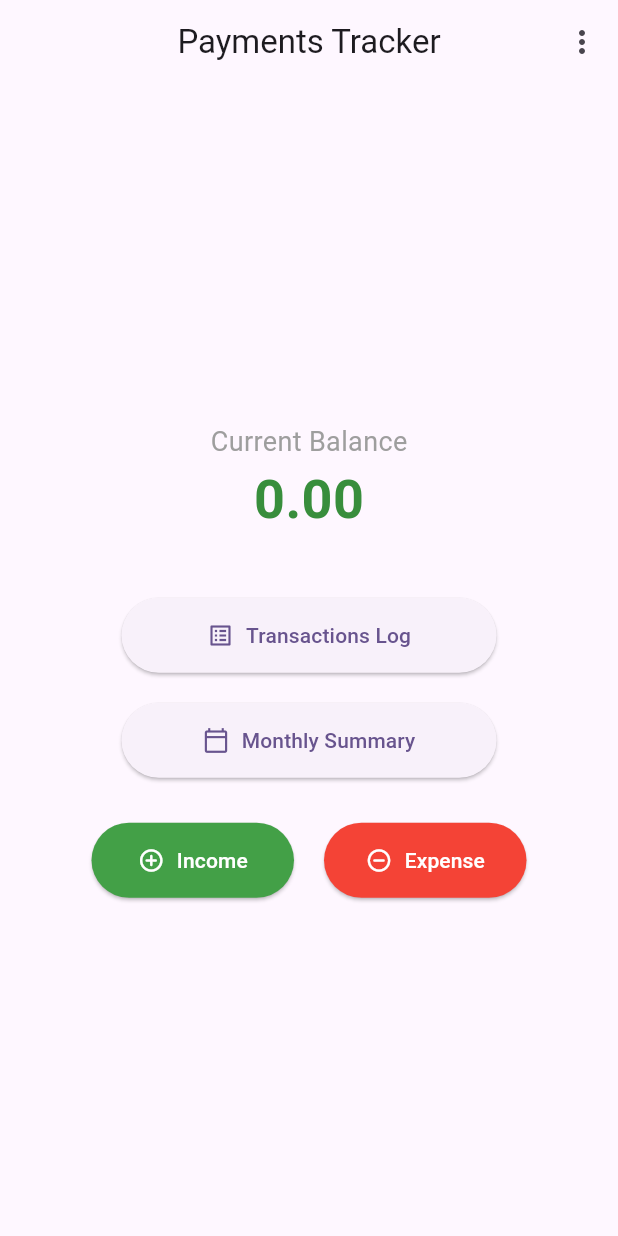
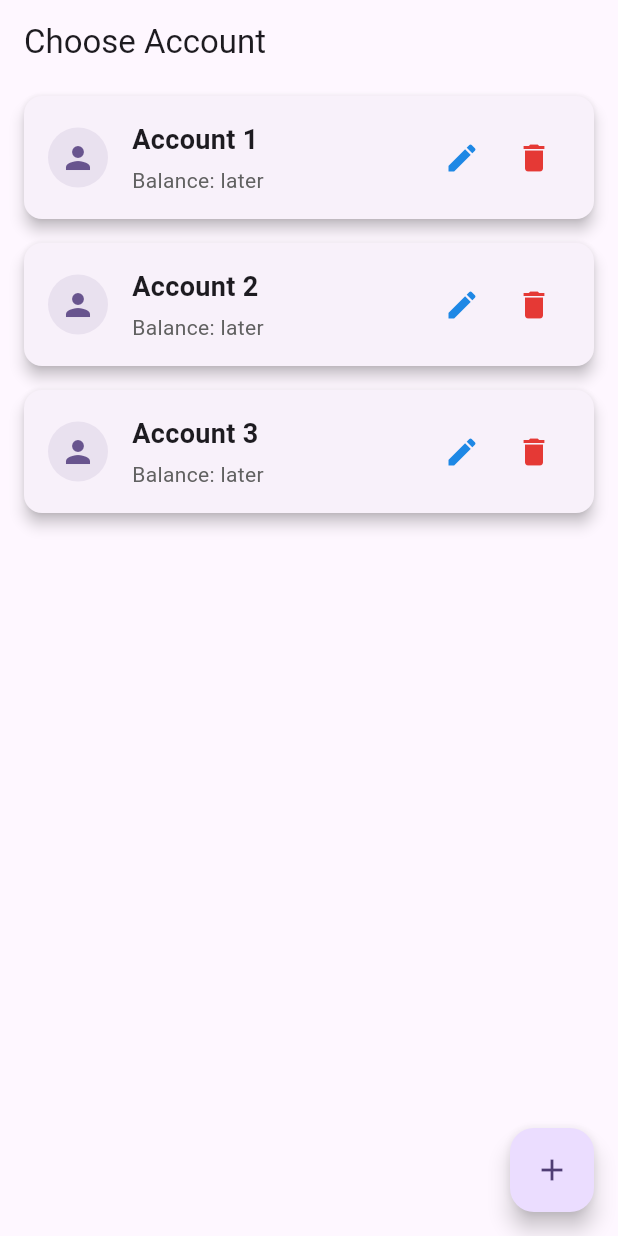
Before and after one commit to Omemo7/Payments-Tracker, a Flutter app: the screen it shows after launch, on a phone screen of 412 x 824 dp. Run offline on Flutter 3.47's test engine with Material 3 defaults, Android fonts, the phone set to English and light mode, and no system bars; our stand-ins replace sqflite; accounts and stored records are empty.

Commit message:
choose account screen with account card

```diff
--- a/lib/main.dart
+++ b/lib/main.dart
@@ -1,6 +1,7 @@
 import 'package:flutter/material.dart';
 import 'package:payments_tracker_flutter/screens/main_screen.dart';
 import 'database/database_helper.dart';
+import 'package:payments_tracker_flutter/screens/choose_account_screen.dart';
 void main() async {
   WidgetsFlutterBinding.ensureInitialized();
 
@@ -20,7 +21,7 @@ class MyApp extends StatelessWidget {
 
         colorScheme: ColorScheme.fromSeed(seedColor: Colors.deepPurple),
       ),
-      home: const MainScreen(),
+      home: const ChooseAccountScreen(),
     );
   }
 }
--- /dev/null
+++ b/lib/screens/choose_account_screen.dart
@@ -0,0 +1,133 @@
+import 'package:flutter/material.dart';
+import 'package:payments_tracker_flutter/global_variables/chosen_account.dart';
+import 'package:payments_tracker_flutter/models/account_model.dart';
+import 'package:payments_tracker_flutter/widgets/account_card.dart';
+// TODO: Import your database helper here
+// import 'package:payments_tracker_flutter/database/database_helper.dart';
+
+class ChooseAccountScreen extends StatefulWidget {
+  const ChooseAccountScreen({Key? key}) : super(key: key);
+
+  @override
+  State<ChooseAccountScreen> createState() => _ChooseAccountScreenState();
+}
+
+class _ChooseAccountScreenState extends State<ChooseAccountScreen> {
+  // TODO: Replace this with actual data from your database
+  final List<AccountModel> _accounts = [
+    AccountModel(id: 1, name: 'Account 1'), // Assuming balance is part of your model
+    AccountModel(id: 2, name: 'Account 2'),
+    AccountModel(id: 3, name: 'Account 3'),
+  ];
+
+  // final DatabaseHelper _dbHelper = DatabaseHelper(); // TODO: Initialize your database helper
+  final TextEditingController _accountNameController = TextEditingController();
+
+  @override
+  void initState() {
+    super.initState();
+    // _loadAccounts(); // TODO: Load accounts from database
+  }
+
+  // Future<void> _loadAccounts() async {
+  //   // TODO: Fetch accounts from your database and update the state
+  //   // final accounts = await _dbHelper.getAllAccounts();
+  //   // setState(() {
+  //   //   _accounts = accounts;
+  //   // });
+  // }
+
+  void _onAccountTap(AccountModel account) {
+    ChosenAccount().account = account;
+    // TODO: Navigate to the desired screen after choosing an account
+    Navigator.pop(context);
+  }
+
+  Future<void> _showAddAccountDialog() async {
+    _accountNameController.clear(); // Clear previous input
+    return showDialog<void>(
+      context: context,
+      barrierDismissible: false, // User must tap button!
+      builder: (BuildContext context) {
+        return AlertDialog(
+          title: const Text('Add New Account'),
+          content: SingleChildScrollView(
+            child: ListBody(
+              children: <Widget>[
+                TextField(
+                  controller: _accountNameController,
+                  decoration: const InputDecoration(hintText: "Account Name"),
+                  autofocus: true,
+                ),
+              ],
+            ),
+          ),
+          actions: <Widget>[
+            TextButton(
+              child: const Text('Cancel'),
+              onPressed: () {
+                Navigator.of(context).pop();
+              },
+            ),
+            TextButton(
+              child: const Text('Add'),
+              onPressed: () {
+                final String name = _accountNameController.text.trim();
+                if (name.isNotEmpty) {
+                  // TODO: Save the new account to your database
+                  // For example: final newAccountId = await _dbHelper.insertAccount(AccountModel(name: name, balance: 0.0));
+                  // Then, create the AccountModel with the id returned from the database and an initial balance.
+                  final newAccount = AccountModel(
+                    id: _accounts.length + 1, // Placeholder ID, replace with DB generated ID
+                    name: name,
+
+                  );
+                  setState(() {
+                    _accounts.add(newAccount);
+                  });
+                  Navigator.of(context).pop();
+                }
+              },
+            ),
+          ],
+        );
+      },
+    );
+  }
+
+  @override
+  void dispose() {
+    _accountNameController.dispose();
+    super.dispose();
+  }
+
+  @override
+  Widget build(BuildContext context) {
+    return Scaffold(
+      appBar: AppBar(
+        title: const Text('Choose Account'),
+      ),
+      body: ListView.builder(
+        itemCount: _accounts.length,
+        itemBuilder: (context, index) {
+          final account = _accounts[index];
+          return AccountCard(
+            account: account,
+            onTap: () => _onAccountTap(account),
+            onEditPressed: () {
+              // TODO: Implement edit functionality
+            },
+            onDeletePressed: () {
+              // TODO: Implement delete functionality
+            },
+          );
+        },
+      ),
+      floatingActionButton: FloatingActionButton(
+        onPressed: _showAddAccountDialog,
+        tooltip: 'Add Account',
+        child: const Icon(Icons.add),
+      ),
+    );
+  }
+}
--- a/lib/screens/main_screen.dart
+++ b/lib/screens/main_screen.dart
@@ -1,7 +1,7 @@
 import 'package:flutter/material.dart';
 import 'package:payments_tracker_flutter/database/database_helper.dart';
 import 'add_edit_transaction_screen.dart';
-import '../models/transactions_log_screen.dart';
+import 'transactions_log_screen.dart';
 import 'monthly_summary_screen.dart';
 import '../database/tables/transaction_table.dart';
 
--- a/lib/models/transactions_log_screen.dart
+++ b/lib/screens/transactions_log_screen.dart
@@ -1,7 +1,7 @@
 import 'package:flutter/material.dart';
 import 'package:intl/intl.dart';
 
-import 'package:payments_tracker_flutter/screens/transaction_info_card.dart';
+import 'package:payments_tracker_flutter/widgets/transaction_info_card.dart';
 import 'package:payments_tracker_flutter/screens/add_edit_transaction_screen.dart'; // For TransactionType
 import 'package:payments_tracker_flutter/models/transaction_model.dart';
 import 'package:payments_tracker_flutter/database/tables/transaction_table.dart';
--- /dev/null
+++ b/lib/widgets/account_card.dart
@@ -0,0 +1,89 @@
+import 'package:flutter/material.dart';
+import 'package:payments_tracker_flutter/models/account_model.dart'; // Assuming AccountModel has 'name' and 'balance'
+
+class AccountCard extends StatelessWidget {
+  final AccountModel account;
+  final VoidCallback onTap;
+  final VoidCallback onEditPressed; // New callback for edit
+  final VoidCallback onDeletePressed; // New callback for delete
+
+  const AccountCard({
+    Key? key,
+    required this.account,
+    required this.onTap,
+    required this.onEditPressed, // Make it required
+    required this.onDeletePressed, // Make it required
+  }) : super(key: key);
+
+  @override
+  Widget build(BuildContext context) {
+    return Card(
+      elevation: 4.0, // Add some shadow
+      margin: const EdgeInsets.symmetric(horizontal: 16, vertical: 8),
+      shape: RoundedRectangleBorder(borderRadius: BorderRadius.circular(12.0)), // Rounded corners
+      child: InkWell(
+        onTap: onTap,
+        borderRadius: BorderRadius.circular(12.0), // Match card's border radius
+        child: Padding(
+          padding: const EdgeInsets.all(16.0),
+          child: Row(
+            children: [
+              // Icon for the account
+              CircleAvatar(
+                backgroundColor: Theme.of(context).primaryColor.withOpacity(0.1),
+                child: Icon(
+                  Icons.person, // Example icon
+                  color: Theme.of(context).primaryColor,
+                ),
+              ),
+              const SizedBox(width: 16),
+              // Account name and balance
+              Expanded(
+                child: Column(
+                  crossAxisAlignment: CrossAxisAlignment.start,
+                  children: [
+                    Text(
+                      account.name,
+                      style: const TextStyle(
+                        fontSize: 18,
+                        fontWeight: FontWeight.bold,
+                      ),
+                      overflow: TextOverflow.ellipsis,
+                    ),
+                    const SizedBox(height: 4),
+                    Text(
+                      // Format the balance as currency, e.g., using 'intl' package
+                      'Balance: later', // Using account.balance
+                      style: TextStyle(
+                        fontSize: 14,
+                        color: Colors.grey[700],
+                      ),
+                    ),
+                  ],
+                ),
+              ),
+              // Edit button
+              IconButton(
+                icon: Icon(Icons.edit, color: Colors.blue[600]),
+                onPressed: onEditPressed,
+                tooltip: 'Edit Account',
+              ),
+              // Delete button
+              IconButton(
+                icon: Icon(Icons.delete, color: Colors.red[600]),
+                onPressed: onDeletePressed,
+                tooltip: 'Delete Account',
+              ),
+              // Trailing arrow or chevron (optional if edit/delete are primary actions)
+              // Icon(
+              //   Icons.arrow_forward_ios,
+              //   color: Colors.grey[400],
+              //   size: 16,
+              // ),
+            ],
+          ),
+        ),
+      ),
+    );
+  }
+}
--- a/lib/screens/transaction_info_card.dart
+++ b/lib/widgets/transaction_info_card.dart
@@ -2,7 +2,7 @@ import 'package:flutter/material.dart';
 import 'package:intl/intl.dart'; // For date formatting
 // Assuming TransactionType is in add_edit_transaction_screen.dart
 // If it's moved to a common file, this import will need to change.
-import 'add_edit_transaction_screen.dart'; // For TransactionType
+import '../screens/add_edit_transaction_screen.dart'; // For TransactionType
 import '../models/transaction_model.dart';
 
 class TransactionInfoCard extends StatelessWidget {
```
